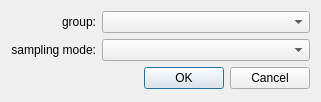
Before: the Qt Designer form Src/QtOverride/addcharttabdialog.ui in SuperLiaohy/MemRW, drawn with Qt 5.
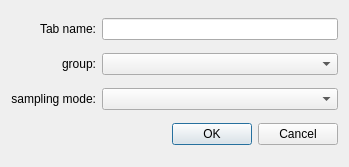
After: the same form once the commit is applied.

```diff
--- a/Src/QtOverride/addcharttabdialog.ui
+++ b/Src/QtOverride/addcharttabdialog.ui
@@ -6,28 +6,15 @@
    <rect>
     <x>0</x>
     <y>0</y>
-    <width>321</width>
-    <height>102</height>
+    <width>349</width>
+    <height>167</height>
    </rect>
   </property>
   <property name="windowTitle">
    <string>AddChartTabDialog</string>
   </property>
   <layout class="QGridLayout" name="gridLayout">
-   <item row="1" column="0">
-    <widget class="QLabel" name="modeLabel">
-     <property name="text">
-      <string>sampling mode:</string>
-     </property>
-     <property name="alignment">
-      <set>Qt::AlignRight|Qt::AlignTrailing|Qt::AlignVCenter</set>
-     </property>
-    </widget>
-   </item>
-   <item row="0" column="1" colspan="2">
-    <widget class="QComboBox" name="groupBox"/>
-   </item>
-   <item row="2" column="0" colspan="2">
+   <item row="3" column="0" colspan="2">
     <spacer name="horizontalSpacer">
      <property name="orientation">
       <enum>Qt::Horizontal</enum>
@@ -40,7 +27,10 @@
      </property>
     </spacer>
    </item>
-   <item row="0" column="0">
+   <item row="1" column="1" colspan="2">
+    <widget class="QComboBox" name="groupBox"/>
+   </item>
+   <item row="1" column="0">
     <widget class="QLabel" name="groupLabel">
      <property name="text">
       <string>group:</string>
@@ -50,16 +40,39 @@
      </property>
     </widget>
    </item>
-   <item row="1" column="1" colspan="2">
+   <item row="2" column="0">
+    <widget class="QLabel" name="modeLabel">
+     <property name="text">
+      <string>sampling mode:</string>
+     </property>
+     <property name="alignment">
+      <set>Qt::AlignRight|Qt::AlignTrailing|Qt::AlignVCenter</set>
+     </property>
+    </widget>
+   </item>
+   <item row="2" column="1" colspan="2">
     <widget class="QComboBox" name="modeBox"/>
    </item>
-   <item row="2" column="2">
+   <item row="3" column="2">
     <widget class="QDialogButtonBox" name="buttonBox">
      <property name="standardButtons">
       <set>QDialogButtonBox::Cancel|QDialogButtonBox::Ok</set>
      </property>
     </widget>
    </item>
+   <item row="0" column="0">
+    <widget class="QLabel" name="nameLabel">
+     <property name="text">
+      <string>Tab name:</string>
+     </property>
+     <property name="alignment">
+      <set>Qt::AlignRight|Qt::AlignTrailing|Qt::AlignVCenter</set>
+     </property>
+    </widget>
+   </item>
+   <item row="0" column="1" colspan="2">
+    <widget class="QLineEdit" name="nameEdit"/>
+   </item>
   </layout>
  </widget>
  <resources/>
```
Left out of the diff: 16 changed lines with no effect on the pictures.
